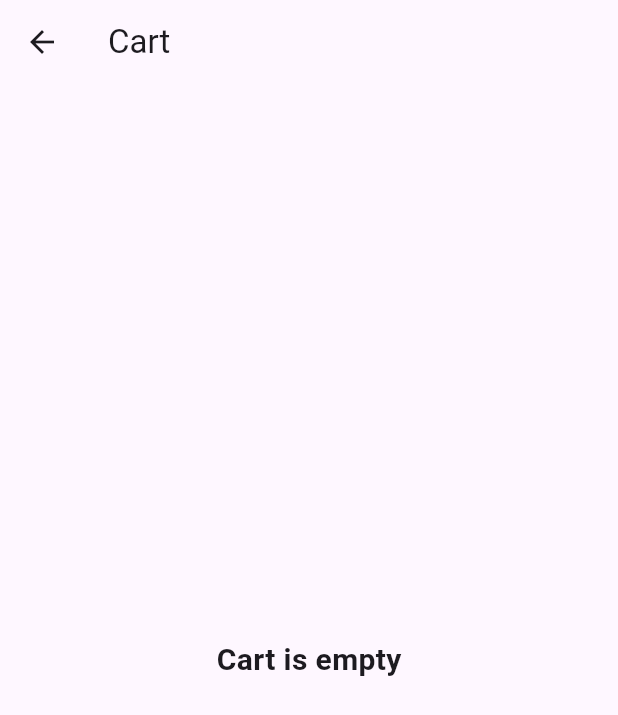
After one commit to mustapha-amin/learning_riverpod, a Flutter app: the CartScreenTwo screen opened directly, on a phone screen of 412 x 824 dp. The commit adds this screen. Shown: the top 715 px of the screen. Run offline on Flutter 3.47's test engine with Material 3 defaults, Android fonts, the phone set to English and light mode, and no system bars; our stand-ins replace dio, flutter_riverpod.

Commit message:
state notifier provider done

```diff
--- a/lib/controllers/cartstart_notifier.dart
+++ b/lib/controllers/cartstart_notifier.dart
@@ -2,30 +2,32 @@ import 'package:flutter_riverpod/flutter_riverpod.dart';
 import 'package:learning_riverpod/models/product.dart';
 import 'package:learning_riverpod/models/product_service.dart';
 
-class CartStateNotifier extends StateNotifier<List<Product>> implements ProductService {
+final cartStateNotifierProvider =
+    StateNotifierProvider<CartStateNotifier, List<Product>>(
+  (ref) => CartStateNotifier(),
+);
+
+class CartStateNotifier extends StateNotifier<List<Product>>
+    implements ProductService {
   CartStateNotifier() : super([]);
 
   @override
   void addProduct(Product product) {
-    // TODO: implement addProduct
+    state = [...state, product];
   }
 
   @override
   void clearCart() {
-    // TODO: implement clearCart
+    state = [];
   }
 
   @override
   bool containsProduct(Product product) {
-    // TODO: implement containsProduct
-    throw UnimplementedError();
+    return state.contains(product);
   }
 
   @override
   void removeProduct(Product product) {
-    // TODO: implement removeProduct
+    state = state.where((p) => product != p).toList();
   }
-
-
-
 }
--- /dev/null
+++ b/lib/screens/provider screens/cart_screen2.dart
@@ -0,0 +1,41 @@
+import 'package:flutter/material.dart';
+import 'package:flutter_riverpod/flutter_riverpod.dart';
+import 'package:learning_riverpod/controllers/cartstart_notifier.dart';
+import '../../models/product.dart';
+
+class CartScreenTwo extends ConsumerWidget {
+  const CartScreenTwo({super.key});
+
+  @override
+  Widget build(BuildContext context, WidgetRef ref) {
+    List<Product> productsInCart = ref.watch(cartStateNotifierProvider);
+    return Scaffold(
+      appBar: AppBar(
+        title: const Text("Cart"),
+      ),
+      body: productsInCart.isEmpty
+          ? const Center(
+              child: Text(
+                "Cart is empty",
+                style: TextStyle(fontSize: 20, fontWeight: FontWeight.bold),
+              ),
+            )
+          : ListView(
+              children: [
+                ...productsInCart.map(
+                  (product) => ListTile(
+                    title: Text(
+                      product.name!,
+                      style: const TextStyle(
+                        fontSize: 20,
+                        fontWeight: FontWeight.bold,
+                      ),
+                    ),
+                    subtitle: Text('\$${product.price}'),
+                  ),
+                )
+              ],
+            ),
+    );
+  }
+}
```
Also changed, not shown: lib/screens/home/home.dart (+16 -7 lines), lib/screens/provider screens/statenotifierprovider_screen.dart (added, +103 -0 lines), lib/screens/provider screens/state_provider_screen.dart (renamed from lib/screens/provider screens/state_notifier_screen.dart).
